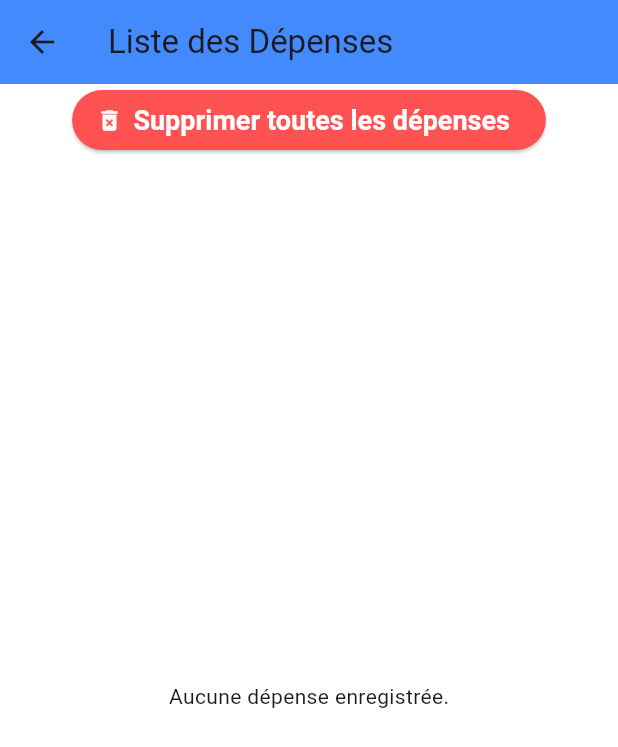
After one commit to mathys-sansus/moulaManager, a Flutter app: the ListeDepenses screen opened directly, after a tap on "Supprimer toutes les dépenses", on a phone screen of 412 x 824 dp. The commit adds this screen. Shown: the top 747 px of the screen. Run offline on Flutter 3.47's test engine with Material 3 defaults, Android fonts, the phone set to English and light mode, and no system bars; our stand-ins replace fl_chart, sqflite; accounts and stored records are empty.

Commit message:
Ajout de la 4eme page

```diff
--- a/lib/database/depense_database.dart
+++ b/lib/database/depense_database.dart
@@ -32,7 +32,9 @@ class DepenseDatabase {
   }
 
   Future<void> _initStream() async {
-    _depensesStreamController.add(await _getDepenses());
+    _depensesStreamController.addStream(
+      Stream.fromFuture(_getDepenses()),
+    );
   }
 
   /// Getter privé pour accéder à l'instance unique de la base de données
@@ -128,8 +130,19 @@ class DepenseDatabase {
     print("Dépense supprimée, notification du Stream...");
     _depensesStreamController.add(await _getDepenses()); // Notifie le Stream
   }
+  /// Supprime toutes les dépenses de la base de données
+  ///
+  /// Cette méthode permet de supprimer toutes les dépenses.
+  /// Elle est utilisée lorsque l'utilisateur clique sur le bouton de suppression
+  /// dans la page qui liste ses dépenses.
+  Future<void> deleteAllDepenses() async {
+    final db = await database;
+    await db.delete(_tableDepenses);
+    print("Dépenses supprimées, notification du Stream...");
+    _depensesStreamController.add(await _getDepenses()); // Notifie le Stream
+  }
 
-  Future<void> updateDepense(Depense depense) async {
+  /* Future<void> updateDepense(Depense depense) async {
     final db = await database;
     await db.update(
       _tableDepenses,
@@ -139,5 +152,5 @@ class DepenseDatabase {
     );
     print("Dépense mise à jour, notification du Stream...");
     _depensesStreamController.add(await _getDepenses());
-  }
+  }  */
 }
--- /dev/null
+++ b/lib/pages/listeDepenses.dart
@@ -0,0 +1,116 @@
+import 'package:flutter/material.dart';
+import 'package:moula_manager/database/depense_database.dart';
+import 'package:moula_manager/model/depense.dart';
+
+class ListeDepenses extends StatefulWidget {
+  const ListeDepenses({Key? key, required this.database}) : super(key: key);
+  final DepenseDatabase database;
+
+  @override
+  State<ListeDepenses> createState() => _ListeDepensesState();
+}
+
+class _ListeDepensesState extends State<ListeDepenses> {
+  List<Depense> _depenses = [];
+  bool _isLoading = true;
+  String? _errorMessage;
+
+  @override
+  void initState() {
+    super.initState();
+    _loadDepenses();
+  }
+
+  Future<void> _loadDepenses() async {
+    try {
+      final depenses = await widget.database.getAllDepenses();
+      setState(() {
+        _depenses = depenses;
+        _isLoading = false;
+      });
+    } catch (e) {
+      setState(() {
+        _errorMessage = "Erreur lors du chargement des dépenses: $e";
+        _isLoading = false;
+      });
+    }
+  }
+
+  @override
+  Widget build(BuildContext context) {
+    return Scaffold(
+      appBar: AppBar(
+        title: const Text('Liste des Dépenses'),
+      ),
+      body: _isLoading
+          ? const Center(child: CircularProgressIndicator())
+          : _errorMessage != null
+          ? Center(child: Text(_errorMessage!))
+          : Column(  // Utilisation d'une Column pour organiser le bouton et la liste
+        children: [
+          ElevatedButton.icon(
+            onPressed: () {
+              _deleteAllDepenses();
+            },
+            icon: const Icon(Icons.delete_forever, color: Colors.white),
+            label: const Text('Supprimer toutes les dépenses'),
+            style: ElevatedButton.styleFrom(
+              backgroundColor: Colors.redAccent,
+              foregroundColor: Colors.white,
+              textStyle: const TextStyle(fontSize: 18, fontWeight: FontWeight.bold),
+            ),
+          ),
+          Expanded(  // Utilisation de Expanded pour que la liste prenne l'espace restant
+            child: _depenses.isEmpty
+                ? const Center(child: Text('Aucune dépense enregistrée.'))
+                : ListView.builder(
+              itemCount: _depenses.length,
+              itemBuilder: (context, index) {
+                final depense = _depenses[index];
+                return Card(
+                  margin: const EdgeInsets.all(8.0),
+                  child: ListTile(
+                    title: Text('${depense.type} - ${depense.montant.toStringAsFixed(2)}€'),
+                    subtitle: Text(depense.description ?? ''),
+                    trailing: IconButton(
+                      icon: const Icon(Icons.delete),
+                      onPressed: () {
+                        _deleteDepense(depense.id!);
+                      },
+                    ),
+                  ),
+                );
+              },
+            ),
+          ),
+        ],
+      ),
+    );
+  }
+
+  Future<void> _deleteDepense(int id) async {
+    try {
+      await widget.database.deleteDepense(id);
+      // Recharger les dépenses après la suppression
+      await _loadDepenses();
+    } catch (e) {
+      // Gérer l'erreur de suppression (par exemple, afficher un SnackBar)
+      ScaffoldMessenger.of(context).showSnackBar(
+        SnackBar(content: Text("Erreur lors de la suppression: $e")),
+      );
+    }
+  }
+
+  Future<void> _deleteAllDepenses() async {
+    try {
+      await widget.database.deleteAllDepenses();
+      // Recharger les dépenses après la suppression
+      await _loadDepenses();
+    } catch (e) {
+      // Gérer l'erreur de suppression (par exemple, afficher un SnackBar)
+      ScaffoldMessenger.of(context).showSnackBar(
+        SnackBar(content: Text("Erreur lors de la suppression: $e")),
+      );
+    }
+  }
+}
```
Also changed, not shown: lib/pages/menu.dart (+10 -1 lines), lib/pages/stats.dart (+4 -4 lines).
